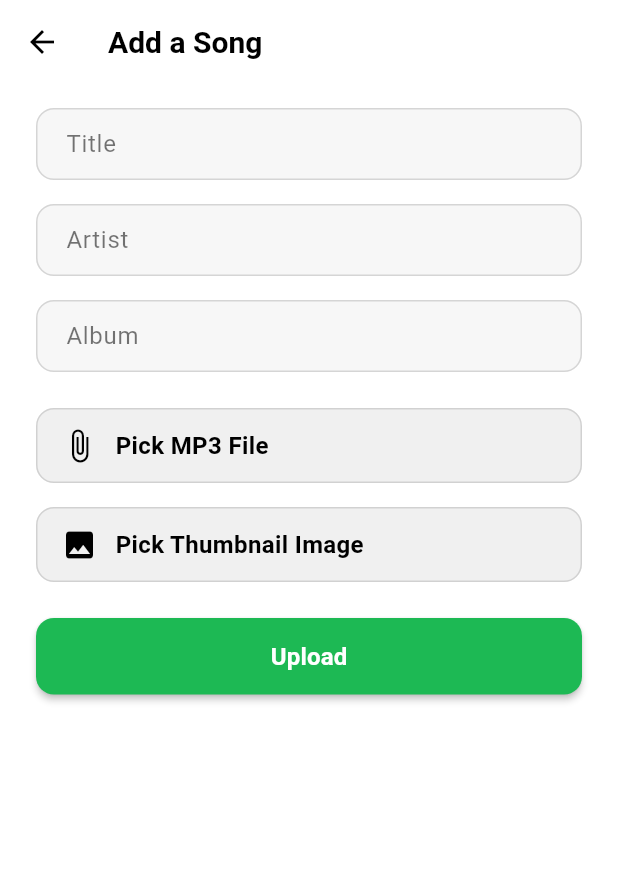
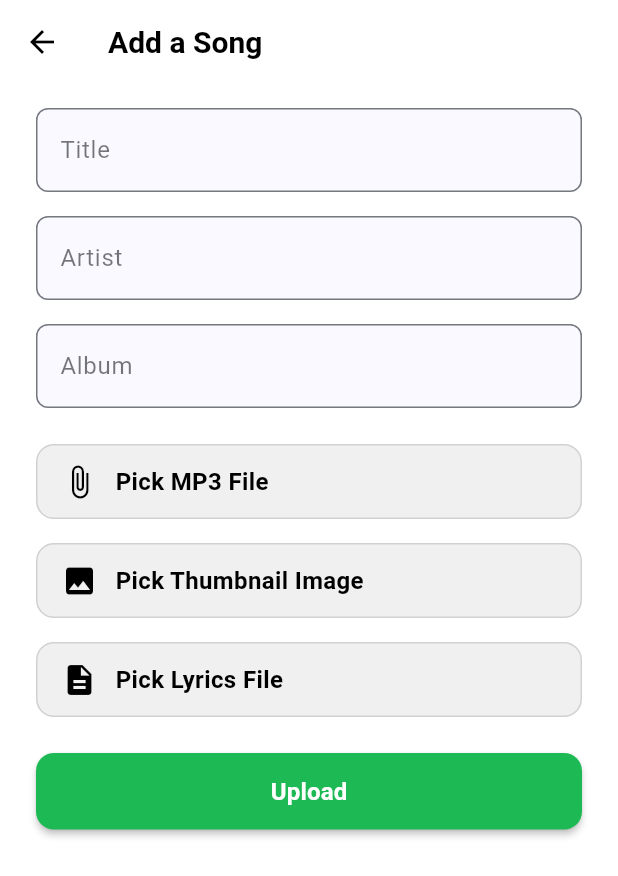
Before and after one commit to Darshan6069/audionyx, a Flutter app: the AddSongsScreen screen opened directly, on a phone screen of 412 x 824 dp. Shown: the top 876 px of the screen. Run offline on Flutter 3.47's test engine with Material 3 defaults, Android fonts, the phone set to English and light mode, and no system bars; our stand-ins replace cached_network_image, connectivity_plus, device_info_plus, dio, file_picker, firebase_core and 11 more; missing offline and left inert: flutter_downloader, miniplayer; accounts and stored records are empty.

Commit message:
refactor:add lyrics_file_service_into _upload_song_Service

```diff
--- a/lib/domain/song_model/song_model.dart
+++ b/lib/domain/song_model/song_model.dart
@@ -1,27 +1,30 @@
 class SongData {
-  final String id; // Use 'id' to match backend's toJSON output
-  final String mp3Url; // Required
-  final String title; // Required
-  final String artist; // Required
-  final String thumbnailUrl; // Optional, default ''
-  final String album; // Optional, default ''
-  final String genre; // Optional, default 'Unknown'
-  final DateTime? createdAt; // Optional, default Date.now
+  final String id;
+  final String mp3Url;
+  final String title;
+  final String artist;
+  final String thumbnailUrl;
+  final String album;
+  final String genre;
+  final DateTime? createdAt;
+
+  final String? subtitleUrl; // ✅ New: URL to .srt file
 
   SongData({
     required this.id,
     required this.mp3Url,
     required this.title,
     required this.artist,
-    this.thumbnailUrl = '', // Match backend default
-    this.album = '', // Match backend default
-    this.genre = 'Unknown', // Match backend default
+    this.thumbnailUrl = '',
+    this.album = '',
+    this.genre = 'Unknown',
     this.createdAt,
+    this.subtitleUrl,
   });
 
   Map<String, dynamic> toMap() {
     return {
-      'id': id, // Send 'id' to match backend's expected input
+      'id': id,
       'mp3Url': mp3Url,
       'title': title,
       'artist': artist,
@@ -29,12 +32,13 @@ class SongData {
       'album': album,
       'genre': genre,
       'createdAt': createdAt?.toIso8601String(),
+      'subtitleUrl': subtitleUrl,
     }..removeWhere((key, value) => value == null && key != 'id' && key != 'mp3Url' && key != 'title' && key != 'artist');
   }
 
   factory SongData.fromJson(Map<String, dynamic> json) {
     return SongData(
-      id: json['id'] ?? json['_id'] ?? '', // Handle both 'id' (from toJSON) and '_id'
+      id: json['id'] ?? json['_id'] ?? '',
       mp3Url: json['mp3Url'] ?? '',
       title: json['title'] ?? '',
       artist: json['artist'] ?? '',
@@ -42,6 +46,7 @@ class SongData {
       album: json['album'] ?? '',
       genre: json['genre'] ?? 'Unknown',
       createdAt: json['createdAt'] != null ? DateTime.parse(json['createdAt']) : null,
+      subtitleUrl: json['subtitleUrl'],
     );
   }
 }
--- a/lib/presentation/user_profile_screen/upload_song_screen/add_songs_screen.dart
+++ b/lib/presentation/user_profile_screen/upload_song_screen/add_songs_screen.dart
@@ -1,3 +1,4 @@
+import 'package:audionyx/presentation/widget/comman_textformfield.dart';
 import 'package:audionyx/repository/bloc/upload_song_bloc_cubit/upload_song_state.dart';
 import 'package:flutter/material.dart';
 import 'package:flutter_bloc/flutter_bloc.dart';
@@ -55,6 +56,7 @@ class _AddSongsScreenState extends State<AddSongsScreen> {
         final isLoading = state is UploadSongLoading;
         final songFileName = state is UploadSongInitial ? state.songFileName : '';
         final thumbnailFileName = state is UploadSongInitial ? state.thumbnailFileName : '';
+        final lyricsFileName = state is UploadSongInitial ? state.lyricsFileName : '';
 
         return Scaffold(
           backgroundColor: ThemeColor.getBackgroundColor(context),
@@ -76,27 +78,66 @@ class _AddSongsScreenState extends State<AddSongsScreen> {
             child: ListView(
               children: [
                 // Title TextField
-                _buildTextField(
+                DefaultTextStyle(
+                  style: TextStyle(
+                    fontSize: 16 * fontScale,
+                    color: ThemeColor.getTextColor(context),
+                  ),
+                  child: CommonTextformfield(
                     controller: titleController,
-                  label: 'Title',
-                  isEnabled: !isLoading,
-                  fontScale: fontScale,
+                    labelText: 'Title',
+                    errorText: 'Please enter a title',
+                    enabled: !isLoading,
+                    validator: (value) {
+                      if (value == null || value.isEmpty) {
+                        return 'Please enter a title';
+                      }
+                      return null;
+                    },
+                    isPassword: false,
+                  ),
                 ),
                 const SizedBox(height: 16),
                 // Artist TextField
-                _buildTextField(
+                DefaultTextStyle(
+                  style: TextStyle(
+                    fontSize: 16 * fontScale,
+                    color: ThemeColor.getTextColor(context),
+                  ),
+                  child: CommonTextformfield(
                     controller: artistController,
-                  label: 'Artist',
-                  isEnabled: !isLoading,
-                  fontScale: fontScale,
+                    labelText: 'Artist',
+                    errorText: 'Please enter an artist',
+                    enabled: !isLoading,
+                    validator: (value) {
+                      if (value == null || value.isEmpty) {
+                        return 'Please enter an artist';
+                      }
+                      return null;
+                    },
+                    isPassword: false,
+                  ),
                 ),
                 const SizedBox(height: 16),
                 // Album TextField
-                _buildTextField(
+                DefaultTextStyle(
+                  style: TextStyle(
+                    fontSize: 16 * fontScale,
+                    color: ThemeColor.getTextColor(context),
+                  ),
+                  child: CommonTextformfield(
                     controller: albumController,
-                  label: 'Album',
-                  isEnabled: !isLoading,
-                  fontScale: fontScale,
+                    labelText: 'Album',
+                    errorText: 'Please enter an album',
+                    enabled: !isLoading,
+                    validator: (value) {
+                      if (value == null || value.isEmpty) {
+                        return 'Please enter an album';
+                      }
+                      return null;
+                    },
+                    isPassword: false,
+                  ),
                 ),
                 const SizedBox(height: 24),
                 // Pick MP3 File Button
@@ -114,17 +155,39 @@ class _AddSongsScreenState extends State<AddSongsScreen> {
                   onPressed: isLoading ? null : () => cubit.pickThumbnailFile(),
                   fontScale: fontScale,
                 ),
+                const SizedBox(height: 16),
+                // Pick Lyrics File Button
+                _buildActionButton(
+                  icon: Icons.description,
+                  label: lyricsFileName.isEmpty ? 'Pick Lyrics File' : lyricsFileName,
+                  onPressed: isLoading ? null : () => cubit.pickLyricsFile(),
+                  fontScale: fontScale,
+                ),
                 const SizedBox(height: 24),
                 // Upload Button
                 _buildUploadButton(
                   isLoading: isLoading,
                   onPressed: isLoading
                       ? null
-                      : () => cubit.uploadSong(
+                      : () {
+                    // Validate all fields before uploading
+                    if (titleController.text.isEmpty ||
+                        artistController.text.isEmpty ||
+                        albumController.text.isEmpty) {
+                      ScaffoldMessenger.of(context).showSnackBar(
+                        SnackBar(
+                          content: Text('Please fill all fields'),
+                          backgroundColor: ThemeColor.errorColor,
+                        ),
+                      );
+                      return;
+                    }
+                    cubit.uploadSong(
                       title: titleController.text,
                       artist: artistController.text,
                       album: albumController.text,
-                  ),
+                    );
+                  },
                   fontScale: fontScale,
                 ),
               ],
@@ -132,49 +195,6 @@ class _AddSongsScreenState extends State<AddSongsScreen> {
           ),
         );
       },
-    );
-  }
-
-  /// Builds a styled TextField with modern design.
-  Widget _buildTextField({
-    required TextEditingController controller,
-    required String label,
-    required bool isEnabled,
-    required double fontScale,
-  }) {
-    final isDarkMode = Theme.of(context).brightness == Brightness.dark;
-
-    return TextField(
-      controller: controller,
-      enabled: isEnabled,
-      style: TextStyle(
-        color: ThemeColor.getTextColor(context),
-        fontSize: 16 * fontScale,
-      ),
-      decoration: InputDecoration(
-        labelText: label,
-        labelStyle: TextStyle(
-          color: ThemeColor.getSecondaryTextColor(context),
-          fontSize: 16 * fontScale,
-        ),
-        enabledBorder: OutlineInputBorder(
-          borderRadius: BorderRadius.circular(12),
-          borderSide: BorderSide(
-            color: isDarkMode ? ThemeColor.grey.withOpacity(0.3) : ThemeColor.grey.withOpacity(0.5),
-            width: 1,
-          ),
-        ),
-        focusedBorder: OutlineInputBorder(
-          borderRadius: BorderRadius.circular(12),
-          borderSide: BorderSide(
-            color: ThemeColor.getPrimaryColor(context),
-            width: 2,
-          ),
-        ),
-        filled: true,
-        fillColor: isDarkMode ? Colors.white10 : ThemeColor.grey.withOpacity(0.1),
-        contentPadding: const EdgeInsets.symmetric(horizontal: 16, vertical: 12),
-      ),
     );
   }
 
--- a/lib/presentation/widget/comman_textformfield.dart
+++ b/lib/presentation/widget/comman_textformfield.dart
@@ -5,7 +5,8 @@ class CommonTextformfield extends StatefulWidget {
   final String labelText;
   final String errorText;
   final String? Function(String?)? validator;
-  final bool isPassword;  // New parameter to identify password fields
+  final bool isPassword; // New parameter to identify password fields
+  final bool enabled; // New parameter to control field enable/disable state
 
   const CommonTextformfield({
     Key? key,
@@ -13,7 +14,8 @@ class CommonTextformfield extends StatefulWidget {
     required this.labelText,
     required this.errorText,
     required this.validator,
-    this.isPassword = false,  // Default to false for regular text fields
+    this.isPassword = false, // Default to false for regular text fields
+    this.enabled = true, // Default to true to allow editing
   }) : super(key: key);
 
   @override
@@ -21,7 +23,7 @@ class CommonTextformfield extends StatefulWidget {
 }
 
 class _CommonTextformfieldState extends State<CommonTextformfield> {
-  bool _obscureText = true;  // Initial value for password visibility
+  bool _obscureText = true; // Initial value for password visibility
 
   @override
   Widget build(BuildContext context) {
@@ -29,7 +31,10 @@ class _CommonTextformfieldState extends State<CommonTextformfield> {
 
     return TextFormField(
       controller: widget.controller,
-      obscureText: widget.isPassword ? _obscureText : false,  // Apply obscuring only to password fields
+      obscureText: widget.isPassword ? _obscureText : false,
+      // Apply obscuring only to password fields
+      enabled: widget.enabled,
+      // Pass enabled property to TextFormField
       decoration: InputDecoration(
         labelText: widget.labelText,
         labelStyle: TextStyle(
@@ -37,50 +42,60 @@ class _CommonTextformfieldState extends State<CommonTextformfield> {
         ),
         enabledBorder: OutlineInputBorder(
           borderRadius: BorderRadius.circular(8),
-          borderSide: BorderSide(
-            color: theme.colorScheme.outline,
-          ),
+          borderSide: BorderSide(color: theme.colorScheme.outline),
         ),
         focusedBorder: OutlineInputBorder(
           borderRadius: BorderRadius.circular(8),
-          borderSide: BorderSide(
-            color: theme.colorScheme.primary,
-            width: 2,
-          ),
+          borderSide: BorderSide(color: theme.colorScheme.primary, width: 2),
         ),
         errorBorder: OutlineInputBorder(
           borderRadius: BorderRadius.circular(8),
-          borderSide: BorderSide(
-            color: theme.colorScheme.error,
-          ),
+          borderSide: BorderSide(color: theme.colorScheme.error),
         ),
         focusedErrorBorder: OutlineInputBorder(
           borderRadius: BorderRadius.circular(8),
+          borderSide: BorderSide(color: theme.colorScheme.error, width: 2),
+        ),
+        disabledBorder: OutlineInputBorder(
+          borderRadius: BorderRadius.circular(8),
           borderSide: BorderSide(
-            color: theme.colorScheme.error,
-            width: 2,
+            color: theme.colorScheme.outline.withOpacity(0.3),
           ),
         ),
         filled: true,
-        fillColor: theme.colorScheme.surface,
+        fillColor:
+            widget.enabled
+                ? theme.colorScheme.surface
+                : theme.colorScheme.surface.withOpacity(0.5),
+        // Adjust fill color for disabled state
         // Add suffix icon for password fields to toggle visibility
-        suffixIcon: widget.isPassword
+        suffixIcon:
+            widget.isPassword
                 ? IconButton(
                   icon: Icon(
                     _obscureText ? Icons.visibility_off : Icons.visibility,
                     color: theme.colorScheme.onSurfaceVariant,
                   ),
-          onPressed: () {
+                  onPressed:
+                      widget.enabled
+                          ? () {
                             setState(() {
-              _obscureText = !_obscureText;  // Toggle password visibility
+                              _obscureText =
+                                  !_obscureText; // Toggle password visibility
                             });
-          },
+                          }
+                          : null, // Disable suffix icon when field is disabled
                 )
                 : null,
       ),
       validator: widget.validator,
       style: TextStyle(
-        color: theme.colorScheme.onSurface,
+        color:
+            widget.enabled
+                ? theme.colorScheme.onSurface
+                : theme.colorScheme.onSurface.withOpacity(
+                  0.5,
+                ), // Adjust text color for disabled state
       ),
     );
   }
--- a/lib/repository/bloc/upload_song_bloc_cubit/upload_song_state.dart
+++ b/lib/repository/bloc/upload_song_bloc_cubit/upload_song_state.dart
@@ -7,8 +7,10 @@ class UploadSongState with _$UploadSongState {
   const factory UploadSongState.initial({
     @Default(false) bool isSongPicked,
     @Default(false) bool isThumbnailPicked,
+    @Default(false) bool isLyricsPicked,
     @Default('') String songFileName,
     @Default('') String thumbnailFileName,
+    @Default('') String lyricsFileName,
   }) = UploadSongInitial;
 
   const factory UploadSongState.loading() = UploadSongLoading;
--- a/lib/repository/service/auth_service/auth_interceptor.dart
+++ b/lib/repository/service/auth_service/auth_interceptor.dart
@@ -76,10 +76,7 @@ class AuthInterceptor extends Interceptor {
 
     final context = navigatorKey.currentContext;
     if (context != null) {
-      Navigator.of(context).pushAndRemoveUntil(
-        MaterialPageRoute(builder: (context) => LoginScreen()),
-            (route) => false, // Remove all previous routes
-      );
+      context.pushAndRemoveUntil(context, target: LoginScreen());
     } else {
       debugPrint('Navigator context is null, cannot redirect');
     }
```
Also changed, not shown: lib/repository/bloc/upload_song_bloc_cubit/upload_song_bloc_cubit.dart (+23 -4 lines), lib/repository/service/song_service/upload_song_service/upload_song_service.dart (+58 -1 lines), lib/repository/bloc/upload_song_bloc_cubit/upload_song_state.freezed.dart. Lines whose indentation alone changed are shown as unchanged.
